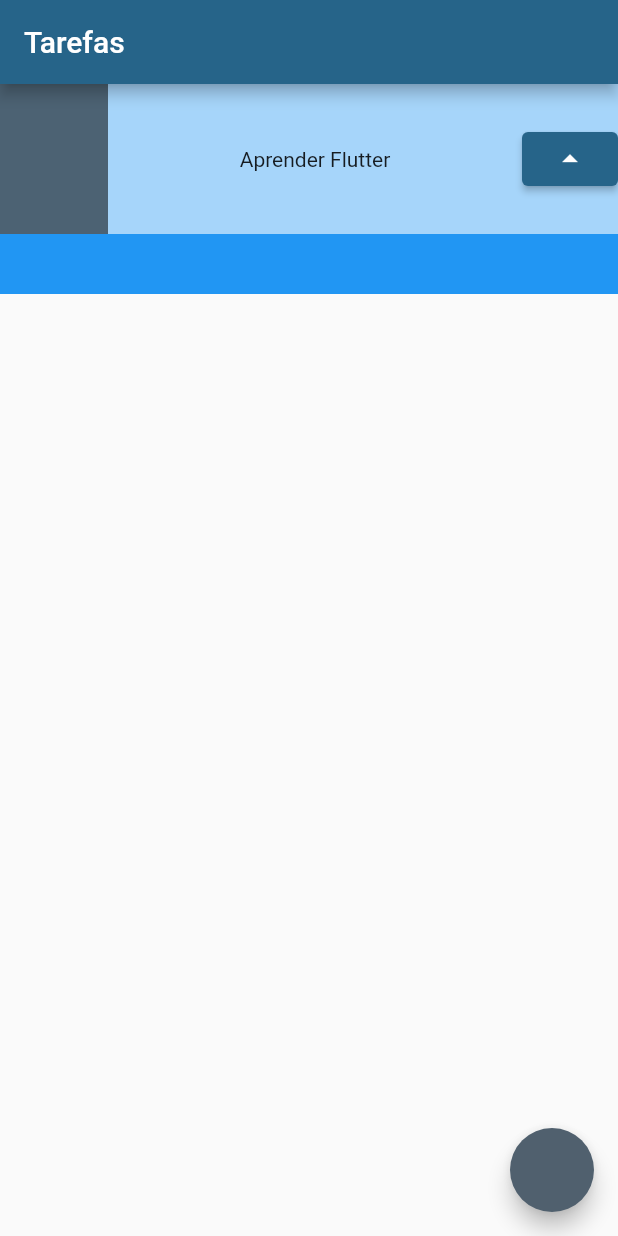
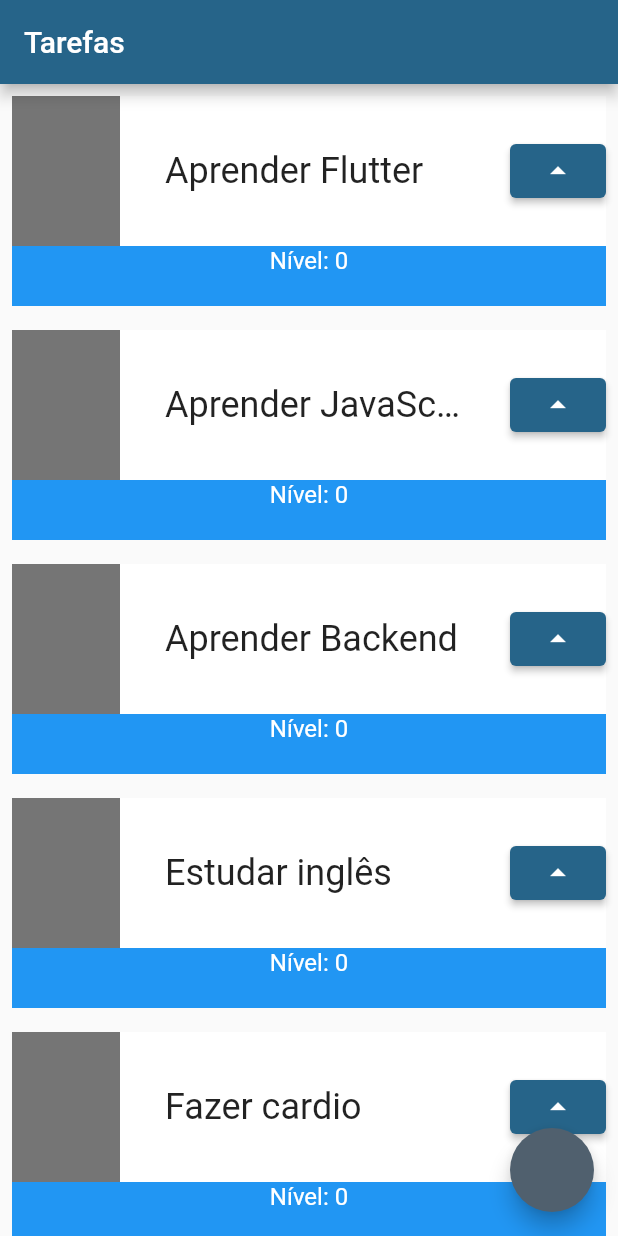
Before and after one commit to marquesflavio/projeto_flutter, a Flutter app: the screen it shows after launch, on a phone screen of 412 x 824 dp. Run offline on Flutter 3.47's test engine with Material 2 defaults, Android fonts, the phone set to English and light mode, and no system bars.

Commit message:
criei páginas das tasks e adicionei lógica do btn

```diff
--- a/lib/src/app/pages/home.dart
+++ b/lib/src/app/pages/home.dart
@@ -1,4 +1,5 @@
 import 'package:flutter/material.dart';
+import 'package:flutter_application_1/src/app/widgets/task.dart';
 
 class HomePage extends StatelessWidget {
   const HomePage({super.key});
@@ -9,31 +10,14 @@ class HomePage extends StatelessWidget {
       appBar: AppBar(
         title: const Text('Tarefas'),
       ),
-      body: Container(
-        child: Stack(children: [
-          Container(
-            height: 140,
-            color: Colors.blue,
-          ),
-          Container(
-            height: 100,
-            color: Colors.white60,
-            child: Row(
-              mainAxisAlignment: MainAxisAlignment.spaceBetween,
-              children: [
-                Container(
-                  color: Colors.black54,
-                  width: 72,
-                  height: 100,
-                ),
-                const Text('Aprender Flutter'),
-                ElevatedButton(
-                    onPressed: () {}, child: const Icon(Icons.arrow_drop_up))
-              ],
-            ),
-          ),
-        ]),
-      ),
+      body: ListView(children: const [
+        TaskWidget(nomeTarefa: 'Aprender Flutter'),
+        TaskWidget(nomeTarefa: 'Aprender JavaScript'),
+        TaskWidget(nomeTarefa: 'Aprender Backend'),
+        TaskWidget(nomeTarefa: 'Estudar inglês'),
+        TaskWidget(nomeTarefa: 'Fazer cardio'),
+        TaskWidget(nomeTarefa: 'Tomar 2L de água'),
+      ]),
       floatingActionButton: FloatingActionButton(onPressed: () {}),
     );
   }
--- /dev/null
+++ b/lib/src/app/widgets/task.dart
@@ -0,0 +1,62 @@
+import 'package:flutter/material.dart';
+
+class TaskWidget extends StatefulWidget {
+  final String nomeTarefa;
+  const TaskWidget({required this.nomeTarefa, super.key});
+
+  @override
+  State<TaskWidget> createState() => _TaskWidgetState();
+}
+
+class _TaskWidgetState extends State<TaskWidget> {
+  int nivel = 0;
+
+  @override
+  Widget build(BuildContext context) {
+    return Padding(
+      padding: const EdgeInsets.all(8.0),
+      child: Stack(children: [
+        Container(
+          height: 140,
+          color: Colors.blue,
+        ),
+        Column(
+          children: [
+            Container(
+              height: 100,
+              color: Colors.white,
+              child: Row(
+                mainAxisAlignment: MainAxisAlignment.spaceBetween,
+                children: [
+                  Container(
+                    color: Colors.black54,
+                    width: 72,
+                    height: 100,
+                  ),
+                  SizedBox(
+                      width: 200,
+                      child: Text(
+                        widget.nomeTarefa,
+                        style: const TextStyle(
+                            fontSize: 24, overflow: TextOverflow.ellipsis),
+                      )),
+                  ElevatedButton(
+                      onPressed: () {
+                        setState(() {
+                          nivel++;
+                        });
+                      },
+                      child: const Icon(Icons.arrow_drop_up))
+                ],
+              ),
+            ),
+            Text(
+              'Nível: $nivel', //passado como variável
+              style: const TextStyle(color: Colors.white, fontSize: 16),
+            )
+          ],
+        ),
+      ]),
+    );
+  }
+}
```
Also changed, not shown: 1 other file.
